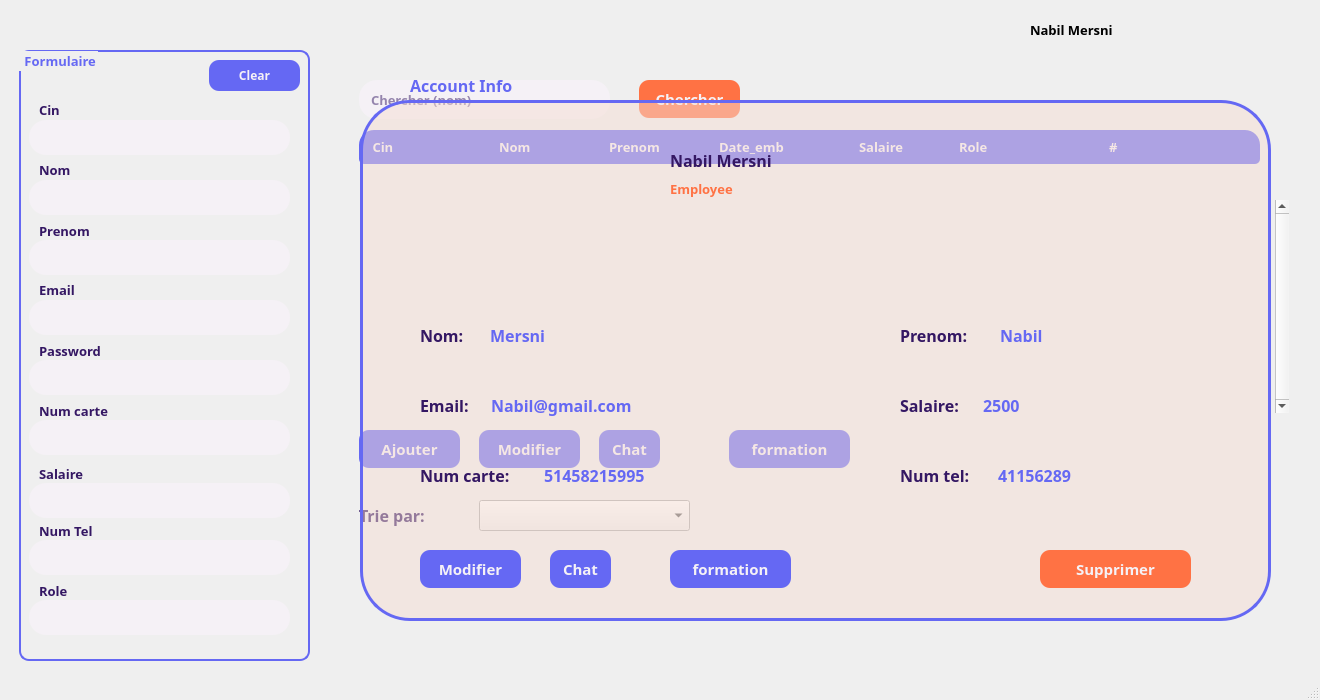
This is gestionemp.ui in Farah-Torkhani/Smart_Printing_Office_QT as Qt 5 draws it before an edit. The edited form follows.
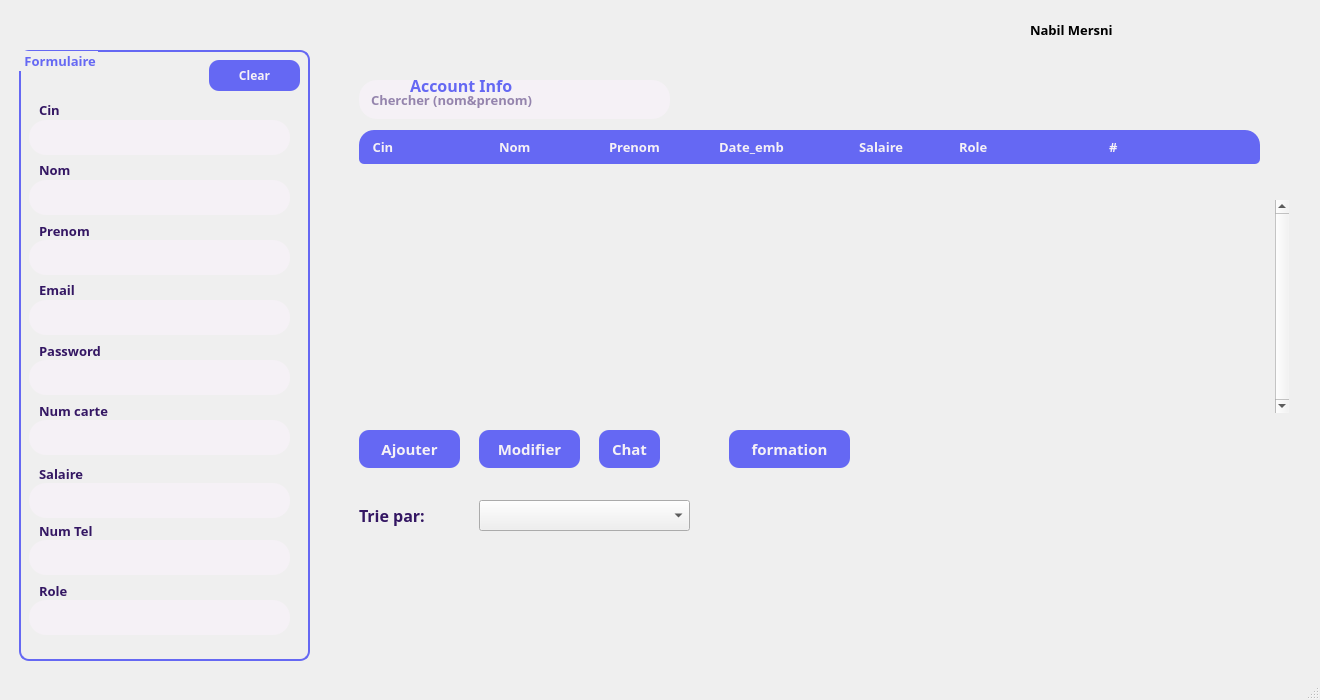
This is the edited form. Icons and pictures are not drawn.

What changed in the file:
```diff
--- a/gestionemp.ui
+++ b/gestionemp.ui
@@ -768,7 +768,7 @@
       <rect>
        <x>10</x>
        <y>20</y>
-       <width>251</width>
+       <width>311</width>
        <height>39</height>
       </rect>
      </property>
@@ -791,7 +791,7 @@
       <string/>
      </property>
      <property name="placeholderText">
-      <string>Chercher (nom)</string>
+      <string>Chercher (nom&amp;prenom)</string>
      </property>
     </widget>
     <widget class="QPushButton" name="formationBtn">
@@ -957,7 +957,7 @@
      <property name="geometry">
       <rect>
        <x>290</x>
-       <y>20</y>
+       <y>200000</y>
        <width>101</width>
        <height>38</height>
       </rect>
@@ -1174,12 +1174,28 @@
       <string>Salaire</string>
      </property>
     </widget>
+    <widget class="QLabel" name="seachIcon">
+     <property name="geometry">
+      <rect>
+       <x>282</x>
+       <y>21</y>
+       <width>37</width>
+       <height>37</height>
+      </rect>
+     </property>
+     <property name="styleSheet">
+      <string notr="true">image: url(:/resource/img/search.png);</string>
+     </property>
+     <property name="text">
+      <string/>
+     </property>
+    </widget>
    </widget>
    <widget class="QGroupBox" name="userInterface">
     <property name="geometry">
      <rect>
       <x>360</x>
-      <y>100</y>
+      <y>10000</y>
       <width>911</width>
       <height>521</height>
      </rect>
```
